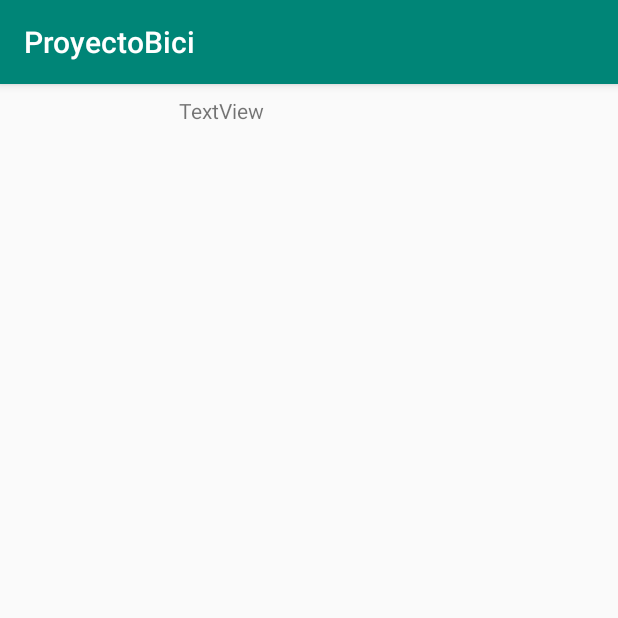
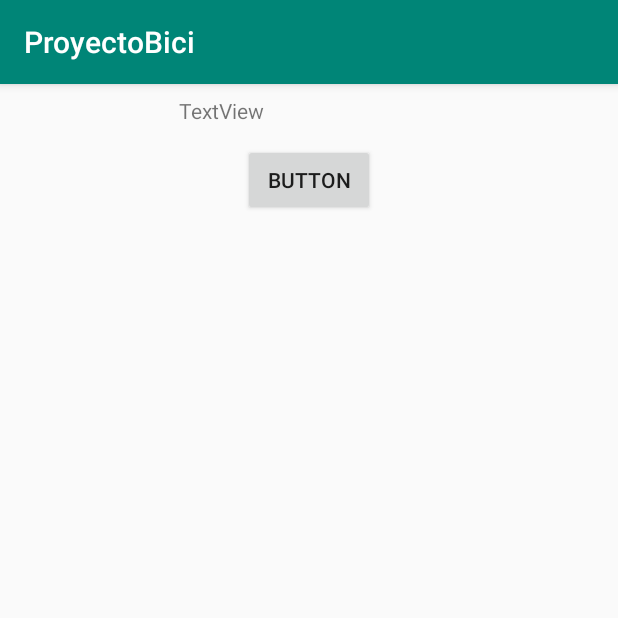
Before and after one commit to AngelChoquehuanca/ProyectoBici, an Android app: the MainActivity screen opened directly, with no data from a screen before it, on a phone screen of 412 x 824 dp, the top half of it. Run offline under Robolectric (Android 15) with nearby library versions, the phone set to English and light mode, and no system bars.

```diff
--- a/app/src/main/res/layout/activity_main.xml
+++ b/app/src/main/res/layout/activity_main.xml
@@ -17,4 +17,15 @@
         app:layout_constraintEnd_toEndOf="parent"
         app:layout_constraintStart_toStartOf="parent"
         app:layout_constraintTop_toTopOf="parent" />
+
+    <Button
+        android:id="@+id/button"
+        android:layout_width="wrap_content"
+        android:layout_height="wrap_content"
+        android:layout_marginStart="8dp"
+        android:layout_marginEnd="8dp"
+        android:text="Button"
+        app:layout_constraintEnd_toEndOf="parent"
+        app:layout_constraintStart_toStartOf="parent"
+        app:layout_constraintTop_toBottomOf="@+id/textView" />
 </androidx.constraintlayout.widget.ConstraintLayout>
```
